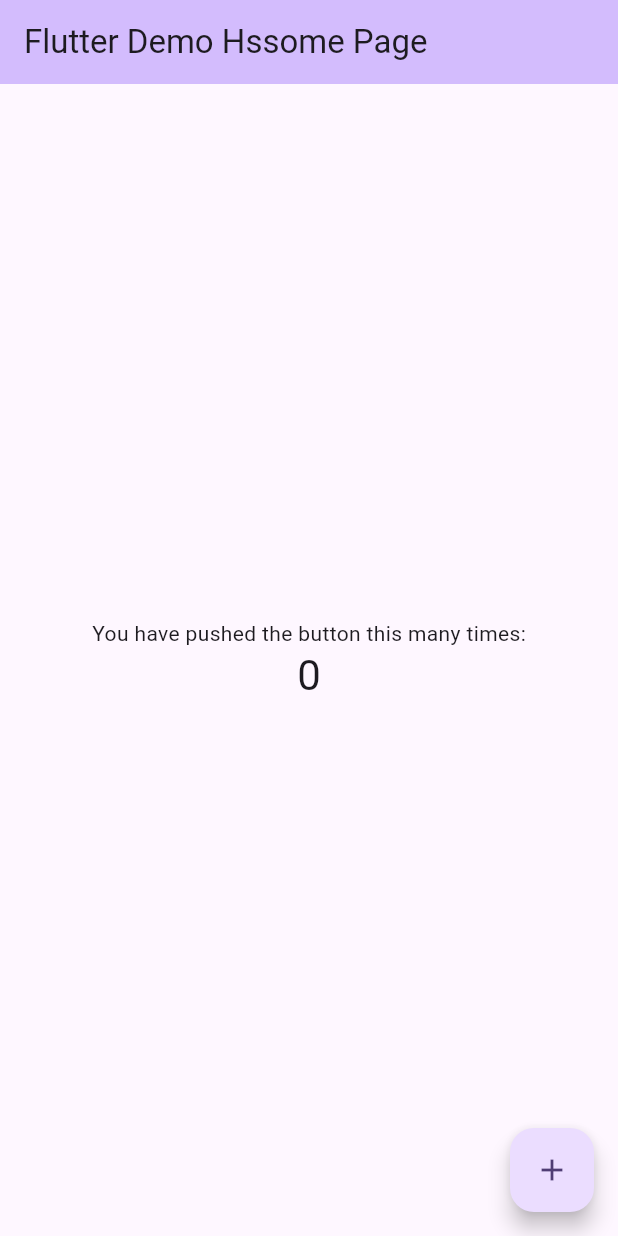
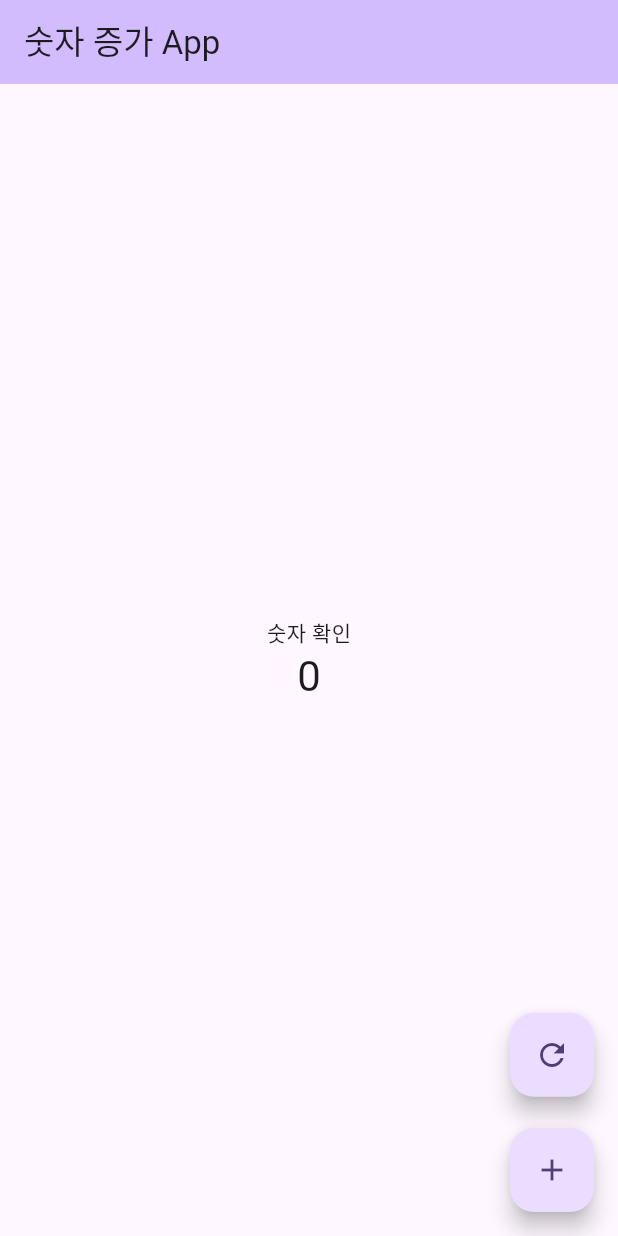
Before and after one commit to justinnn980/myflutter, a Flutter app: the MyHomePage screen opened directly, after a tap on the "add" icon, on a phone screen of 412 x 824 dp. Run offline on Flutter 3.47's test engine with Material 3 defaults, Android fonts, the phone set to English and light mode, and no system bars; our stand-ins replace dio, logger; network calls fail.

```diff
--- a/lib/main.dart
+++ b/lib/main.dart
@@ -29,12 +29,11 @@ class _MyAppState extends State<MyApp> {
   @override
   Widget build(BuildContext context) {
     return MaterialApp(
-      title: 'Flutter Deddmo',
       theme: ThemeData(
         colorScheme: ColorScheme.fromSeed(seedColor: Colors.deepPurple),
         useMaterial3: true,
       ),
-      home: const MyHomePage(title: 'Flutter Demo Hssome Page'),
+      home: const MyHomePage(title: '숫자 증가 App'),
     );
   }
 }
@@ -57,7 +56,7 @@ class _MyHomePageState extends State<MyHomePage> {
   //   });
   // }
 
-  List numberList = [];
+  List<Number> numberList = [];
 
   void searchNumberList() async {
     try {
@@ -65,11 +64,11 @@ class _MyHomePageState extends State<MyHomePage> {
         'http://172.17.12.94:8083/api/numbers/numberAll',
       );
 
+      final List<dynamic> data =
+          res.data is String ? jsonDecode(res.data) : res.data;
 
-      final List<dynamic> data = res.data is String
-          ? jsonDecode(res.data)
-          : res.data;
-
+      // Number.fromJson(data[0]);
+      /// for 문이라고 생각하면 됨
       final fetchedNumbers = data
           .map((item) => Number.fromJson(item as Map<String, dynamic>))
           .toList();
@@ -89,10 +88,56 @@ class _MyHomePageState extends State<MyHomePage> {
       final res = await NetworkHelper.dio.get(
         'http://172.17.12.94:8083/api/numbers/total',
       );
+      logger.d('$res');
     } catch (e, s) {
       logger.d('fall total', error: e, stackTrace: s);
     }
   }
+
+  void postCount() async {
+    try {
+      final res = await NetworkHelper.dio.post(
+        'http://172.17.12.94:8083/api/numbers',
+      );
+      final data = res.data is String ? jsonDecode(res.data) : res.data;
+
+      final number = Number.fromJson(data as Map<String, dynamic>);
+
+      setState(() {
+        numberList = [number]; // 리스트로 감싸줌
+      });
+
+
+    } catch (e,s) {
+      logger.d('fall post Count', error: e, stackTrace: s);
+    }
+  }
+
+  void deleteAll() async {
+    try {
+      final res = await NetworkHelper.dio.delete(
+        'http://172.17.12.94:8083/api/numbers/deleteall',
+      );
+      final data = res.data is String ? jsonDecode(res.data) : res.data;
+
+      final number = Number.fromJson(data as Map<String, dynamic>);
+
+      setState(() {
+        numberList = [number]; // 리스트로 감싸줌
+      });
+
+
+    } catch (e,s) {
+      logger.d('fall Delete All', error: e, stackTrace: s);
+    }
+  }
+
+  @override
+  void initState() {
+    super.initState();
+    searchNumberList();
+  }
+
   @override
   Widget build(BuildContext context) {
     return Scaffold(
@@ -105,19 +150,42 @@ class _MyHomePageState extends State<MyHomePage> {
           mainAxisAlignment: MainAxisAlignment.center,
           children: <Widget>[
             const Text(
-              'You have pushed the button this many times:',
+              '숫자 확인',
             ),
+            if (numberList.isEmpty)
               Text(
                 '0',
+                style: Theme.of(context).textTheme.headlineMedium,
+              )
+            else
+              Text(
+                numberList[numberList.length - 1].count.toString(),
                 style: Theme.of(context).textTheme.headlineMedium,
               ),
           ],
         ),
       ),
-      floatingActionButton: FloatingActionButton(
-        onPressed: searchNumberList,
+      floatingActionButton: Stack(
+        children: <Widget>[
+          Align(
+            alignment: Alignment(
+              Alignment.bottomRight.x, Alignment.bottomRight.y - 0.2
+            ),
+            child: FloatingActionButton(
+              onPressed: deleteAll,
+              tooltip: 'Increment',
+              child: const Icon(Icons.refresh),
+            ),
+          ),
+          Align(
+            alignment: Alignment.bottomRight,
+            child: FloatingActionButton(
+              onPressed: postCount,
               tooltip: 'Increment',
               child: const Icon(Icons.add),
+            ),
+          )
+        ],
       ),
     );
   }
```
Lines whose indentation alone changed are shown as unchanged.
